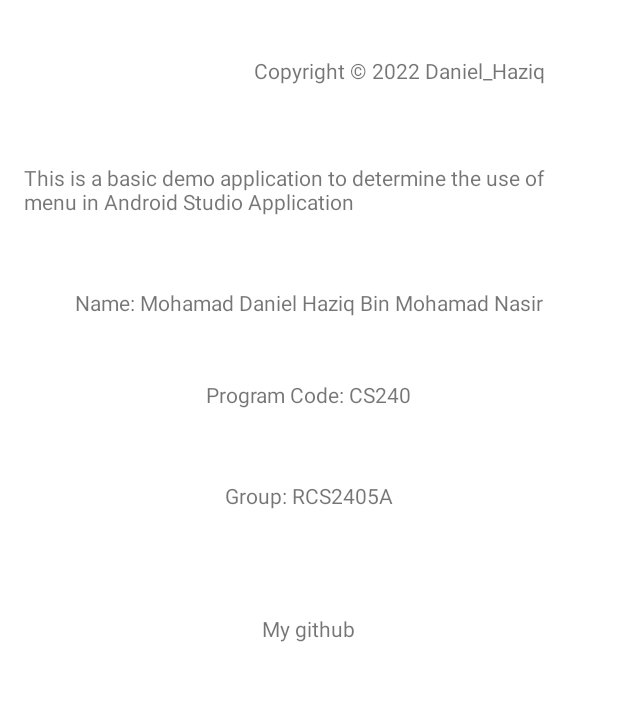
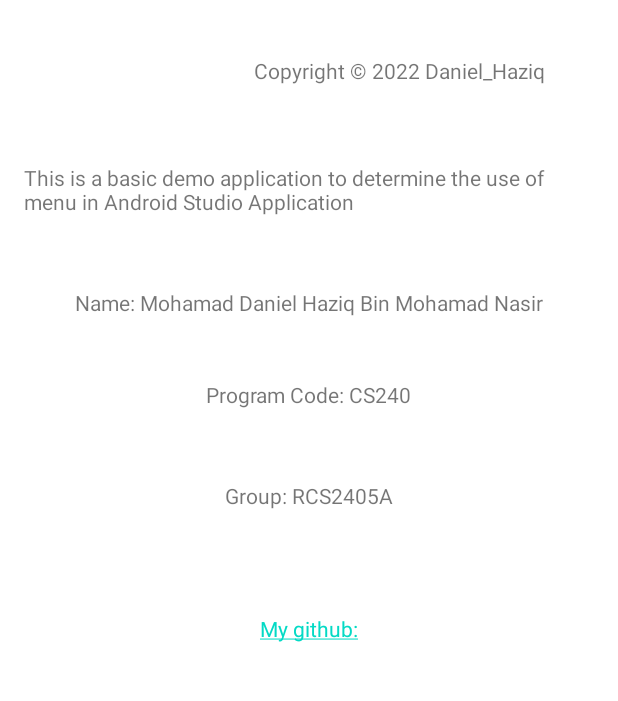
Before and after one commit to DanielHaziq2000/Zakat-Calculator, an Android app: the AboutActivity screen opened directly, with no data from a screen before it, on a phone screen of 412 x 824 dp, the part 399-1100 px from its top. Run offline under Robolectric (Android 15) with nearby library versions, the phone set to English and light mode, and no system bars.

Commit message:
Finish Project

```diff
--- a/app/src/main/res/layout/activity_about.xml
+++ b/app/src/main/res/layout/activity_about.xml
@@ -95,6 +95,6 @@
         android:layout_marginLeft="16dip"
         android:layout_marginTop="69dp"
         android:layout_marginRight="16dip"
-        android:text="My github" />
+        android:text="@string/link"/>
 
 </RelativeLayout>
--- a/app/src/main/res/values/strings.xml
+++ b/app/src/main/res/values/strings.xml
@@ -10,7 +10,7 @@
     </string>
     <string name="copyright">Copyright &#169; 2022 Daniel_Haziq </string>
     <string name="about_text">This is a basic demo application to determine the use of menu in Android Studio Application </string>
-
+    <string name="link"><a href ="https://github.com/DanielHaziq2000/Zakat-Calculator">My github:</a></string>
     <string-array name="type">
         <item>Keep</item>
         <item>Wear</item>
```
